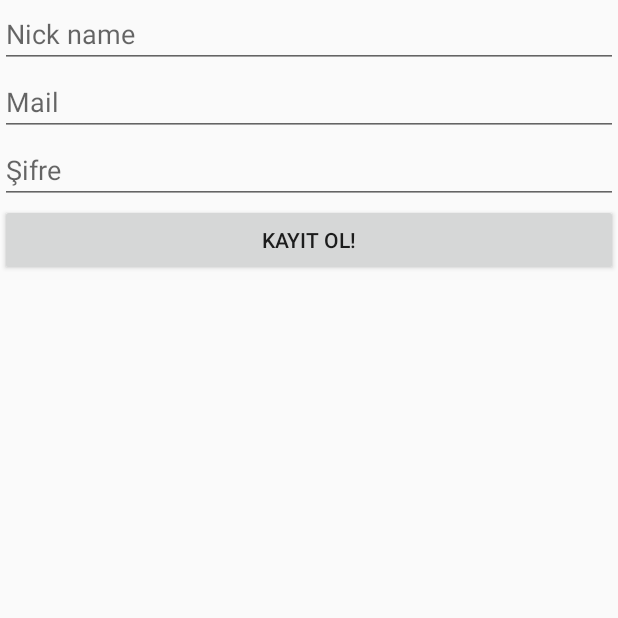
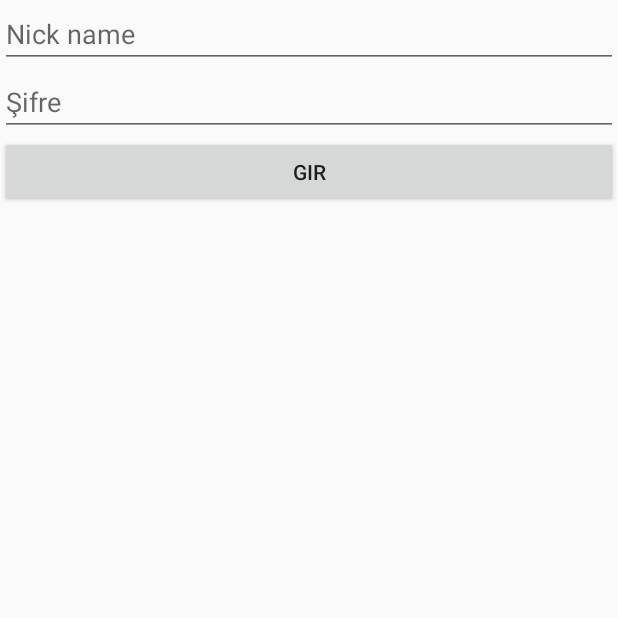
Before and after one commit to mfteam/Et2, an Android app: the screen it shows after launch (MainActivity), on a phone screen of 412 x 824 dp, the top half of it. Run offline under Robolectric (Android 15) with nearby library versions, the phone set to English and light mode, and no system bars; our stand-ins replace Firebase (no records; nobody signed in at launch, a user with empty details on screens opened directly), data binding; 6 statements that could not run were skipped.

Commit message:
[Redugsi]<31

```diff
--- a/app/build.gradle
+++ b/app/build.gradle
@@ -34,6 +34,8 @@ dependencies {
     compile 'com.google.firebase:firebase-auth:10.0.1'
     compile 'com.google.firebase:firebase-storage:10.0.1'
     compile 'com.android.support:design:25.3.1'
+    compile 'com.google.code.gson:gson:2.6.2'
+
     testCompile 'junit:junit:4.12'
 }
 
--- a/app/src/main/java/mfteam/com/et2/view/login/LoginFragment.java
+++ b/app/src/main/java/mfteam/com/et2/view/login/LoginFragment.java
@@ -1,11 +1,37 @@
 package mfteam.com.et2.view.login;
 
+import android.databinding.DataBindingUtil;
+import android.os.Bundle;
+import android.support.annotation.Nullable;
+import android.view.LayoutInflater;
+import android.view.View;
+import android.view.ViewGroup;
+
+import mfteam.com.et2.R;
+import mfteam.com.et2.databinding.FragmentLoginBinding;
 import mfteam.com.et2.view.BaseFragment;
+import mfteam.com.et2.viewmodel.login.LoginViewModel;
 
 /**
  * Created by redugsi on 06/06/17.
  */
 
-public class LoginFragment extends BaseFragment {
+public class LoginFragment extends BaseFragment implements LoginViewModel.LoginListener{
 
+    private LoginViewModel viewModel;
+    private FragmentLoginBinding binding;
+
+    @Nullable
+    @Override
+    public View onCreateView(LayoutInflater inflater, @Nullable ViewGroup container, @Nullable Bundle savedInstanceState) {
+        viewModel = new LoginViewModel(getActivity(), this);
+        binding = DataBindingUtil.inflate(inflater, R.layout.fragment_login,container,false);
+        binding.setViewModel(viewModel);
+        return binding.getRoot();
+    }
+
+    @Override
+    public void onLoginSuccess() {
+
+    }
 }
--- a/app/src/main/java/mfteam/com/et2/view/splash/SplashFragment.java
+++ b/app/src/main/java/mfteam/com/et2/view/splash/SplashFragment.java
@@ -10,6 +10,7 @@ import android.view.ViewGroup;
 import mfteam.com.et2.R;
 import mfteam.com.et2.databinding.FragmentSplashBinding;
 import mfteam.com.et2.view.BaseFragment;
+import mfteam.com.et2.view.login.LoginFragment;
 import mfteam.com.et2.view.register.RegisterFragment;
 import mfteam.com.et2.viewmodel.splash.SplashViewModel;
 
@@ -36,7 +37,7 @@ public class SplashFragment extends BaseFragment implements SplashViewModel.Spla
     @Override
     public void onSplashFinished() {
         if (navigationListener != null){
-            navigationListener.onChangeFragment(new RegisterFragment());
+            navigationListener.onChangeFragment(new LoginFragment());
         }
     }
 }
--- a/app/src/main/java/mfteam/com/et2/viewmodel/BaseViewModel.java
+++ b/app/src/main/java/mfteam/com/et2/viewmodel/BaseViewModel.java
@@ -14,7 +14,7 @@ public abstract class BaseViewModel {
     protected Context context;
     protected DatabaseReference mDatabase;
 
-    protected BaseViewModel(Context context){
+    public BaseViewModel(Context context){
         this.context = context;
         mDatabase = FirebaseDatabase.getInstance().getReference();
     }
--- /dev/null
+++ b/app/src/main/res/layout/fragment_login.xml
@@ -0,0 +1,34 @@
+<?xml version="1.0" encoding="utf-8"?>
+<layout xmlns:android="http://schemas.android.com/apk/res/android">
+
+    <data>
+        <variable
+            name="viewModel"
+            type="mfteam.com.et2.viewmodel.login.LoginViewModel"/>
+    </data>
+
+    <LinearLayout
+        android:orientation="vertical" android:layout_width="match_parent"
+        android:layout_height="match_parent">
+
+        <EditText
+            android:layout_width="match_parent"
+            android:layout_height="wrap_content"
+            android:hint="@string/nick_name"
+            android:addTextChangedListener="@{viewModel.getNickTextWatcher}"/>
+
+        <EditText
+            android:layout_width="match_parent"
+            android:layout_height="wrap_content"
+            android:hint="@string/password"
+        android:addTextChangedListener="@{viewModel.getPasswordTextWatcher}"/>
+
+        <Button
+            android:layout_width="match_parent"
+            android:layout_height="wrap_content"
+            android:text="@string/login"
+            android:onClick="@{viewModel.onClick}"/>
+
+    </LinearLayout>
+
+</layout>
--- a/app/src/main/res/values/strings.xml
+++ b/app/src/main/res/values/strings.xml
@@ -10,4 +10,5 @@
     <string name="mail">Mail</string>
     <string name="password">Şifre</string>
     <string name="register">Kayıt Ol!</string>
+    <string name="login">Gir</string>
 </resources>
```
Also changed, not shown: app/src/main/java/mfteam/com/et2/model/User.java (+9 -0 lines), app/src/main/java/mfteam/com/et2/util/SaveUtil.java (+74 -0 lines), app/src/main/java/mfteam/com/et2/viewmodel/login/LoginViewModel.java (+78 -1 lines), app/src/main/java/mfteam/com/et2/viewmodel/register/RegisterViewModel.java (+36 -1 lines), 1 other file.
